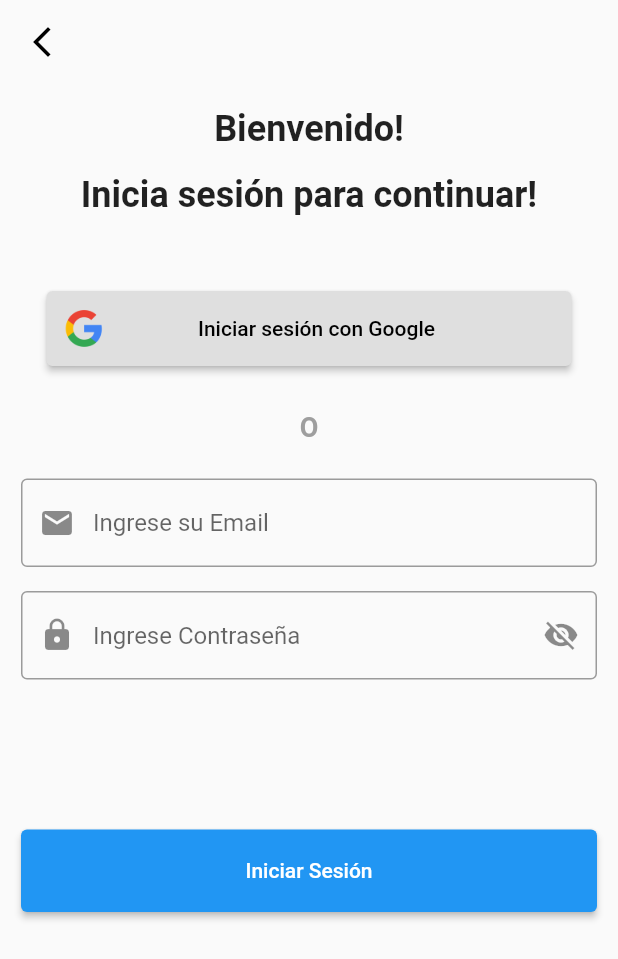
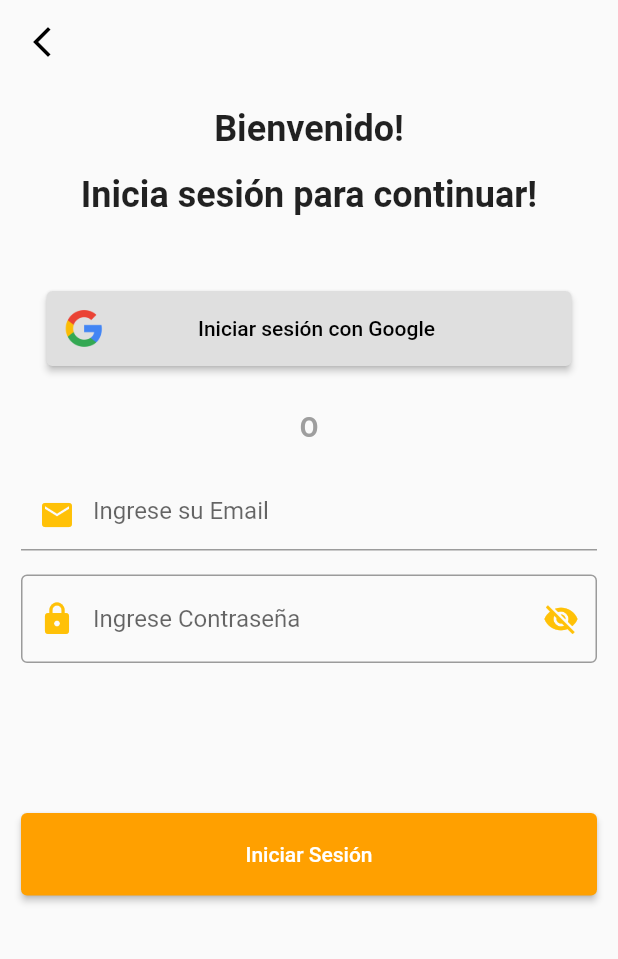
Before and after one commit to christianLizama/proyectoTecnologiasMoviles, a Flutter app: the screen it shows after launch, after a tap on "Iniciar Sesión", on a phone screen of 412 x 824 dp. Shown: the top 959 px of the screen. Run offline on Flutter 3.47's test engine with Material 2 defaults, Android fonts, the phone set to English and light mode, and no system bars; our stand-ins replace avatar_glow, carousel_slider, cloud_firestore, firebase_auth, firebase_core, flutter_rating_bar and 4 more; missing offline and left inert: qr_code_scanner; accounts and stored records are empty.

Commit message:
cambios en colores login

```diff
--- a/lib/pages/login.dart
+++ b/lib/pages/login.dart
@@ -107,11 +107,18 @@ class _LoginPageState extends State<LoginPage> {
                     // ======== Email ========
                     TextFormField(
                       key: const ValueKey('email'),
-                      decoration: const InputDecoration(
+                      decoration: InputDecoration(
                         hintText: 'Ingrese su Email',
-                        prefixIcon: Icon(Icons.email),
-                        border: OutlineInputBorder(),
+                        prefixIcon:
+                            const Icon(Icons.email, color: Colors.amber),
+                        focusedBorder: OutlineInputBorder(
+                          borderSide: const BorderSide(
+                              color: Colors
+                                  .amber), // Color del borde cuando está enfocado
+                          borderRadius: BorderRadius.circular(8),
+                        ),
                       ),
+                      style: TextStyle(color: Colors.black), // Color del texto
                       validator: (value) {
                         if (value!.isEmpty || !value.contains('@')) {
                           return 'Por favor ingrese un Email válido';
@@ -132,7 +139,13 @@ class _LoginPageState extends State<LoginPage> {
                       obscureText: !isPasswordVisible,
                       decoration: InputDecoration(
                         hintText: 'Ingrese Contraseña',
-                        prefixIcon: const Icon(Icons.lock),
+                        prefixIcon: const Icon(Icons.lock, color: Colors.amber),
+                        focusedBorder: OutlineInputBorder(
+                          borderSide: const BorderSide(
+                              color: Colors
+                                  .amber), // Color del borde cuando está enfocado
+                          borderRadius: BorderRadius.circular(8),
+                        ),
                         suffixIcon: GestureDetector(
                           onTap: () {
                             setState(() {
@@ -140,10 +153,10 @@ class _LoginPageState extends State<LoginPage> {
                             });
                           },
                           child: Icon(
-                            isPasswordVisible
-                                ? Icons.visibility
-                                : Icons.visibility_off,
-                          ),
+                              isPasswordVisible
+                                  ? Icons.visibility
+                                  : Icons.visibility_off,
+                              color: Colors.amber),
                         ),
                         border: const OutlineInputBorder(),
                       ),
@@ -173,6 +186,10 @@ class _LoginPageState extends State<LoginPage> {
                             AuthServices.signinUser(email, password, context);
                           }
                         },
+                        style: ElevatedButton.styleFrom(
+                          backgroundColor: Colors.amber[
+                              700], // Aquí se establece el color amber[700]
+                        ),
                         child: const Text('Iniciar Sesión'),
                       ),
                     ),
--- a/lib/pages/login_init.dart
+++ b/lib/pages/login_init.dart
@@ -14,6 +14,7 @@ class _WelcomePageState extends State<WelcomePage> {
   void initState() {
     super.initState();
   }
+
   void navigateToLogin() {
     Navigator.push(
       context,
@@ -157,7 +158,7 @@ class _WelcomePageState extends State<WelcomePage> {
               child: const Text(
                 'Iniciar Sesión',
                 style: TextStyle(
-                  color: Colors.blue,
+                  color: Color.fromARGB(255, 255, 160, 0),
                 ),
               ),
             ),
```
